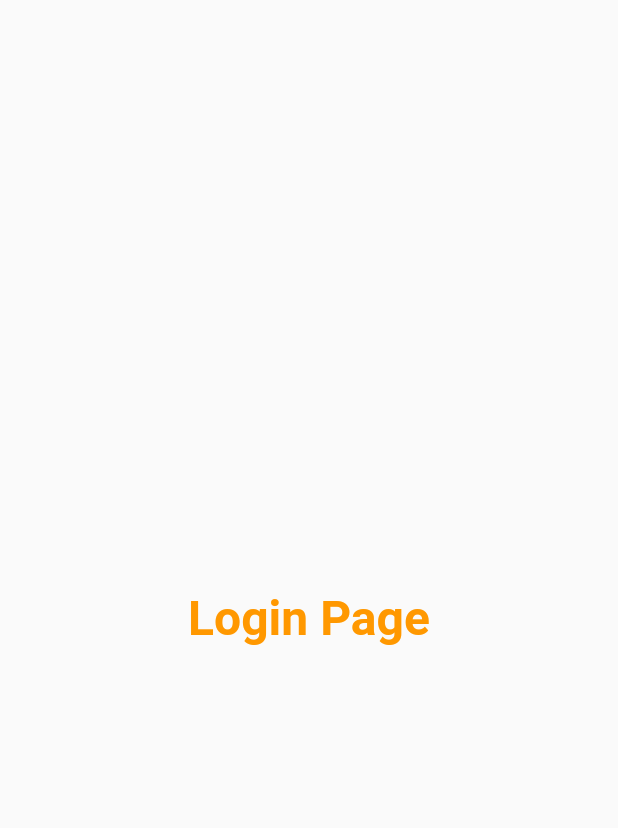
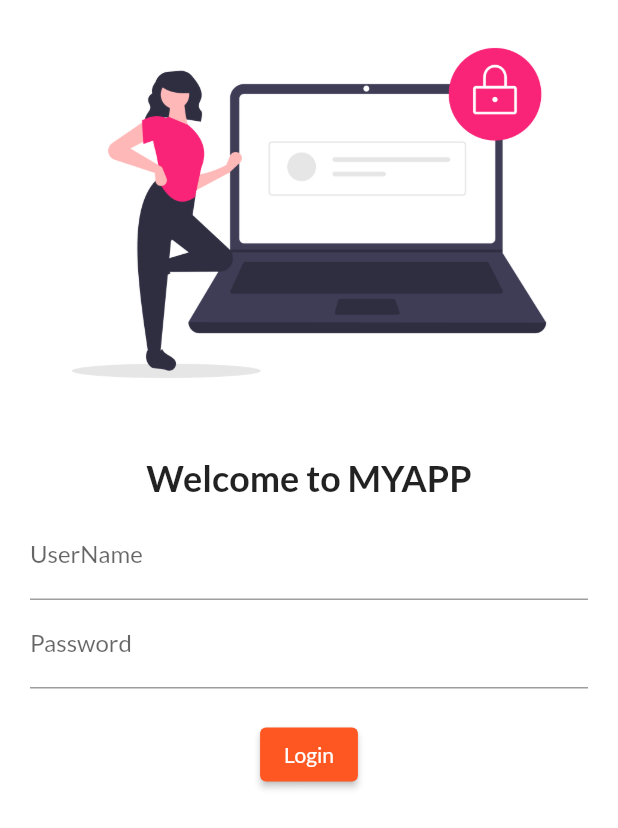
Before and after one commit to muhammadbilal254/30DaysOfFlutter, a Flutter app: the screen it shows after launch, on a phone screen of 412 x 824 dp. Shown: the top 828 px of the screen. Run offline on Flutter 3.47's test engine with Material 2 defaults, Android fonts, the phone set to English and light mode, and no system bars; our stand-ins replace google_fonts.

Commit message:
day 4 completed

```diff
--- a/lib/main.dart
+++ b/lib/main.dart
@@ -1,6 +1,7 @@
 import 'package:flutter/material.dart';
 import 'package:flutter_day_1/pages/home_page.dart';
 import 'package:flutter_day_1/pages/login_page.dart';
+import 'package:google_fonts/google_fonts.dart';
 
 void main(List<String> args) {
   runApp(const MyApp());
@@ -27,9 +28,13 @@
 //* ---------------------------------------- *//
 
     return MaterialApp(
+      title: "MyDemoApp",
       // home: const Homepage(),
       themeMode: ThemeMode.light,
-      theme: ThemeData(primarySwatch: Colors.deepOrange),
+      theme: ThemeData(
+        primarySwatch: Colors.deepOrange,
+        textTheme: GoogleFonts.latoTextTheme(),
+      ),
       darkTheme:
           ThemeData(brightness: Brightness.dark, primarySwatch: Colors.green),
       initialRoute: "/",
--- a/lib/pages/home_page.dart
+++ b/lib/pages/home_page.dart
@@ -12,7 +12,7 @@ class HomePage extends StatelessWidget {
 
     return Scaffold(
       appBar: AppBar(
-        title: Text("Catalog App"),
+        title: const Text("Catalog App"),
       ),
       body: Center(
         child: Text("Welcome to $days of Flutter with $myName"),
--- a/lib/pages/login_page.dart
+++ b/lib/pages/login_page.dart
@@ -1,18 +1,60 @@
 import 'package:flutter/material.dart';
+import 'package:flutter_day_1/pages/home_page.dart';
 
 class LoginPage extends StatelessWidget {
   const LoginPage({Key? key}) : super(key: key);
 
   @override
   Widget build(BuildContext context) {
-    return const Scaffold(
-      body: Center(
-        child: Text(
-          "Login Page",
-          style: TextStyle(
-              fontSize: 32, fontWeight: FontWeight.bold, color: Colors.orange),
-        ),
-      ),
-    );
+    return Material(
+        color: Colors.white,
+        child: Column(
+          children: [
+            Image.asset("assets/images/login_img.png", fit: BoxFit.cover),
+            const SizedBox(
+              height: 20,
+            ),
+            const Text(
+              "Welcome to MYAPP",
+              style: TextStyle(
+                fontSize: 24,
+                fontWeight: FontWeight.bold,
+              ),
+            ),
+            Padding(
+              padding:
+                  const EdgeInsets.symmetric(vertical: 8.0, horizontal: 20.0),
+              child: Column(
+                children: [
+                  TextFormField(
+                    decoration: const InputDecoration(
+                      hintText: "Enter username",
+                      labelText: "UserName",
+                    ),
+                  ),
+                  TextFormField(
+                    obscureText: true,
+                    decoration: const InputDecoration(
+                      hintText: "Enter password",
+                      labelText: "Password",
+                    ),
+                  ),
+                  const SizedBox(
+                    height: 20,
+                  ),
+                  ElevatedButton(
+                      onPressed: () {
+                        Navigator.push(
+                          context,
+                          MaterialPageRoute(
+                              builder: (context) => const HomePage()),
+                        );
+                      },
+                      child: const Text("Login"))
+                ],
+              ),
+            )
+          ],
+        ));
   }
 }
```
Also changed, not shown: pubspec.yaml (+4 -5 lines), assets/images/login_img.png (added), pubspec.lock.
